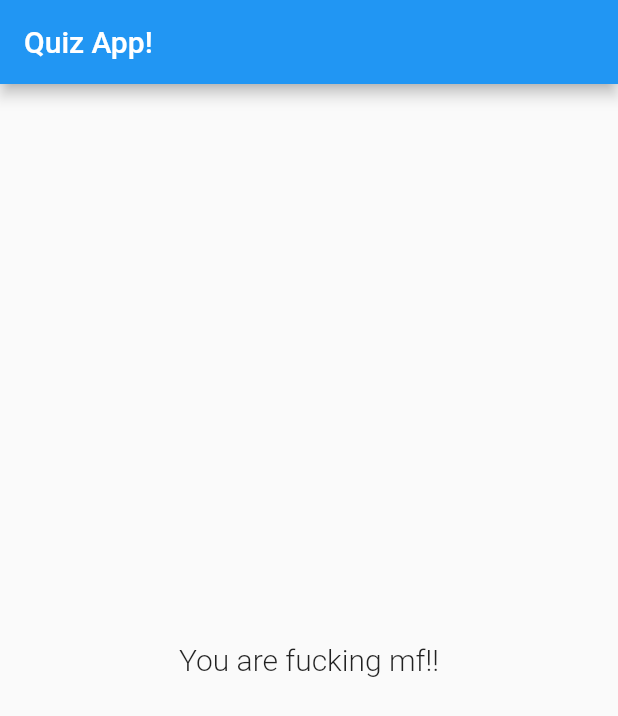
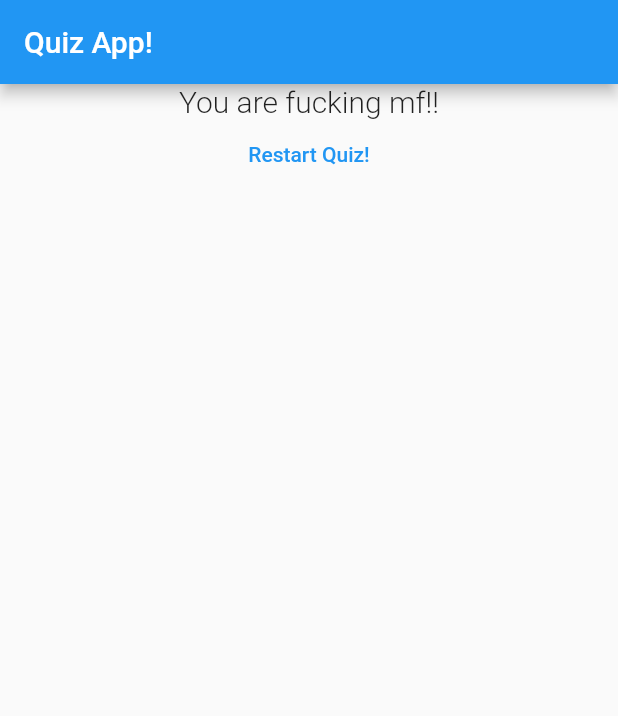
Before and after one commit to harshverma036/flutter_quiz_app, a Flutter app: the screen it shows after launch, after a tap on "Red", after a tap on "Dairy Milk", on a phone screen of 412 x 824 dp. Shown: the top 716 px of the screen. Run offline on Flutter 3.47's test engine with Material 2 defaults, Android fonts, the phone set to English and light mode, and no system bars.

Commit message:
reset quiz done

```diff
--- a/lib/main.dart
+++ b/lib/main.dart
@@ -50,6 +50,13 @@ class MyAppState extends State<MyApp> {
     // print(questions[_questionIndex]);
   }
 
+  void _resultQuiz() {
+    setState(() {
+      _questionIndex = 0;
+      _total_score = 0;
+    });
+  }
+
   @override
   Widget build(BuildContext context) {
     return MaterialApp(
@@ -63,7 +70,7 @@ class MyAppState extends State<MyApp> {
                   answerQuestions: _answerQuestions,
                   questionIndex: _questionIndex,
                 )
-              : Result(_total_score)),
+              : Result(_total_score, _resultQuiz)),
     );
   }
 }
--- a/lib/result.dart
+++ b/lib/result.dart
@@ -1,11 +1,10 @@
-import 'package:flutter/cupertino.dart';
-
 import 'package:flutter/material.dart';
 
 class Result extends StatelessWidget {
   final int totalScore;
+  final VoidCallback resetState;
 
-  Result(this.totalScore);
+  Result(this.totalScore, this.resetState);
 
   String get resultText {
     String resultPhrase;
@@ -20,11 +19,19 @@ class Result extends StatelessWidget {
   @override
   Widget build(BuildContext context) {
     return Center(
-      child: Text(
-        resultText,
-        textAlign: TextAlign.center,
-        style: TextStyle(fontSize: 20, fontWeight: FontWeight.w300),
-      ),
-    );
+        child: Column(
+      children: <Widget>[
+        Text(
+          resultText,
+          textAlign: TextAlign.center,
+          style: TextStyle(fontSize: 20, fontWeight: FontWeight.w300),
+        ),
+        TextButton(
+          child: Text("Restart Quiz!"),
+          style: ButtonStyle(foregroundColor: MaterialStateProperty.all(Colors.blue)),
+          onPressed: resetState,
+        )
+      ],
+    ));
   }
 }
```
